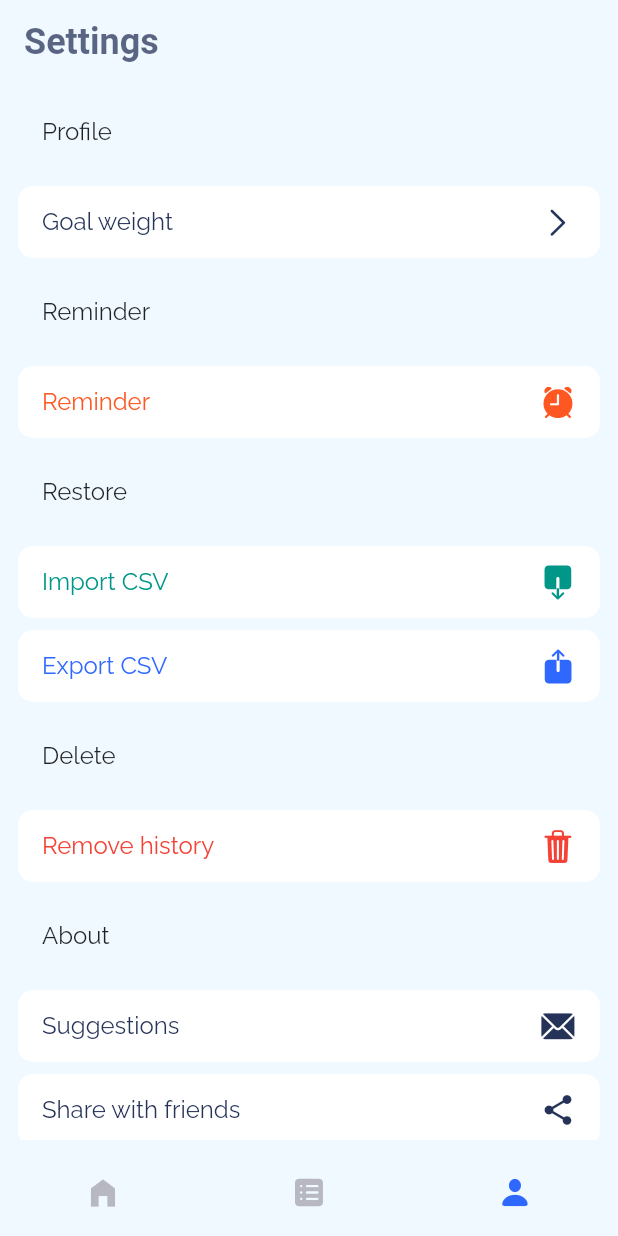
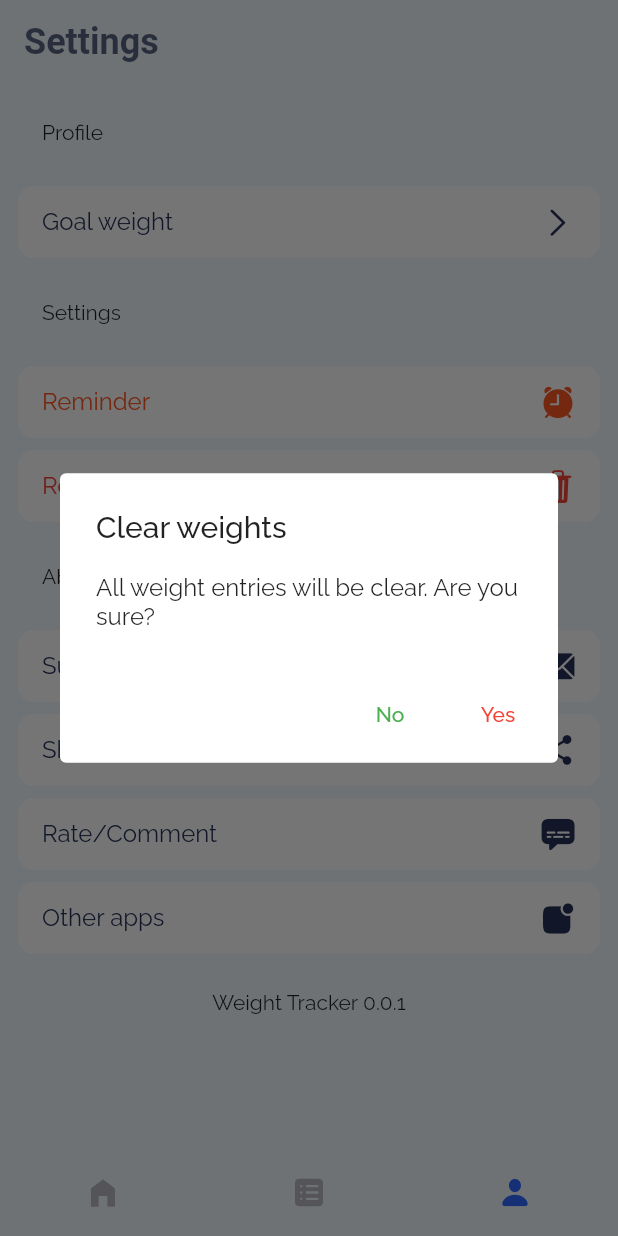
Before and after one commit to hexa-apps/weight, a Flutter app: the screen it shows after launch, item 3 of the bottom bar chosen, after a tap on "Remove history", on a phone screen of 412 x 824 dp. Run offline on Flutter 3.47's test engine with Material 2 defaults, Android fonts, the light colour scheme and no system bars; our stand-ins replace charts_flutter, flutter_spinkit, google_fonts, hive, hive_flutter, sleek_circular_slider; missing offline and left inert: customtogglebuttons; accounts and stored records are empty.

Commit message:
remove history

```diff
--- a/lib/core/services/weights.dart
+++ b/lib/core/services/weights.dart
@@ -9,6 +9,11 @@ void setWeight(String key, String value) async {
 void setGoalWeight(double value) async {
   var box = Hive.box('goal');
   await box.put('goalWeight', value);
+}
+
+void deleteWeights() {
+  var box = Hive.box('weights');
+  box.clear();
 }
 
 Future<List<List>> getWeights(bool isGoal, int time) async {
--- a/lib/pages/seconddesign/home_page.dart
+++ b/lib/pages/seconddesign/home_page.dart
@@ -204,6 +204,8 @@ class _HomePageState extends State<HomePage> {
                       );
                     } else {
                       return Center(
+                        child: Container(
+                          width: MediaQuery.of(context).size.width * 0.75,
                           child: Card(
                             color: Color(0xFF2F68FF).withOpacity(0.75),
                             elevation: 0,
@@ -227,6 +229,7 @@ class _HomePageState extends State<HomePage> {
                                             fromEdit: false, goalWeight: 50),
                                   ))
                                   .then((value) => setState(() {})),
+                            ),
                           ),
                         ),
                       );
--- a/lib/pages/seconddesign/list_page.dart
+++ b/lib/pages/seconddesign/list_page.dart
@@ -149,6 +149,8 @@ class _ListPageState extends State<ListPage> {
                       );
                     } else {
                       return Center(
+                        child: Container(
+                          width: MediaQuery.of(context).size.width * 0.75,
                           child: Card(
                             color: Color(0xFF2F68FF).withOpacity(0.75),
                             elevation: 0,
@@ -174,6 +176,7 @@ class _ListPageState extends State<ListPage> {
                                   .then((value) => setState(() {})),
                             ),
                           ),
+                        ),
                       );
                     }
                   }
--- a/lib/pages/settings_page.dart
+++ b/lib/pages/settings_page.dart
@@ -76,6 +76,7 @@ class _SettingsPageState extends State<SettingsPage> {
               child: ListTile(
                 title: Text(
                   'Profile',
+                  style: TextStyle(fontSize: 14),
                 ),
               ),
             ),
@@ -99,7 +100,10 @@ class _SettingsPageState extends State<SettingsPage> {
               color: Color(0xFFF0F9FF),
               elevation: 0,
               child: ListTile(
-                title: Text('Reminder'),
+                title: Text(
+                  'Settings',
+                  style: TextStyle(fontSize: 14),
+                ),
               ),
             ),
             Card(
@@ -117,54 +121,60 @@ class _SettingsPageState extends State<SettingsPage> {
                 onTap: () => {},
               ),
             ),
-            Card(
-              color: Color(0xFFF0F9FF),
-              elevation: 0,
-              child: ListTile(
-                title: Text('Restore'),
-              ),
-            ),
-            Card(
-              elevation: 0,
-              shape: RoundedRectangleBorder(
-                  borderRadius: BorderRadius.all(Radius.circular(10))),
-              child: ListTile(
-                dense: true,
-                title: Text('Import CSV',
-                    style: TextStyle(color: Colors.teal, fontSize: 16)),
-                trailing: RotatedBox(
-                  quarterTurns: 2,
-                  child: Icon(
-                    CupertinoIcons.share_solid,
-                    color: Colors.teal,
-                  ),
-                ),
-                onTap: () => {},
-              ),
-            ),
-            Card(
-              elevation: 0,
-              // shadowColor: Colors.grey.withOpacity(0.25),
-              shape: RoundedRectangleBorder(
-                  borderRadius: BorderRadius.all(Radius.circular(10))),
-              child: ListTile(
-                dense: true,
-                title: Text('Export CSV',
-                    style: TextStyle(color: Color(0xFF2F68FF), fontSize: 16)),
-                trailing: Icon(
-                  CupertinoIcons.share_solid,
-                  color: Color(0xFF2F68FF),
-                ),
-                onTap: () => {},
-              ),
-            ),
-            Card(
-              color: Color(0xFFF0F9FF),
-              elevation: 0,
-              child: ListTile(
-                title: Text('Delete'),
-              ),
-            ),
+            // Card(
+            //   color: Color(0xFFF0F9FF),
+            //   elevation: 0,
+            //   child: ListTile(
+            //     title: Text(
+            //       'Restore',
+            //       style: TextStyle(fontSize: 14),
+            //     ),
+            //   ),
+            // ),
+            // Card(
+            //   elevation: 0,
+            //   shape: RoundedRectangleBorder(
+            //       borderRadius: BorderRadius.all(Radius.circular(10))),
+            //   child: ListTile(
+            //     dense: true,
+            //     title: Text('Import CSV',
+            //         style: TextStyle(color: Colors.teal, fontSize: 16)),
+            //     trailing: RotatedBox(
+            //       quarterTurns: 2,
+            //       child: Icon(
+            //         CupertinoIcons.share_solid,
+            //         color: Colors.teal,
+            //       ),
+            //     ),
+            //     onTap: () => {},
+            //   ),
+            // ),
+            // Card(
+            //   elevation: 0,
+            //   // shadowColor: Colors.grey.withOpacity(0.25),
+            //   shape: RoundedRectangleBorder(
+            //       borderRadius: BorderRadius.all(Radius.circular(10))),
+            //   child: ListTile(
+            //     dense: true,
+            //     title: Text('Export CSV',
+            //         style: TextStyle(color: Color(0xFF2F68FF), fontSize: 16)),
+            //     trailing: Icon(
+            //       CupertinoIcons.share_solid,
+            //       color: Color(0xFF2F68FF),
+            //     ),
+            //     onTap: () => {},
+            //   ),
+            // ),
+            // Card(
+            //   color: Color(0xFFF0F9FF),
+            //   elevation: 0,
+            //   child: ListTile(
+            //     title: Text(
+            //       'Delete',
+            //       style: TextStyle(fontSize: 14),
+            //     ),
+            //   ),
+            // ),
             Card(
               elevation: 0,
               // shadowColor: Colors.grey.withOpacity(0.25),
@@ -178,7 +188,29 @@ class _SettingsPageState extends State<SettingsPage> {
                   CupertinoIcons.delete_solid,
                   color: Colors.red,
                 ),
-                onTap: () => {},
+                onTap: () => showDialog(
+                    context: context,
+                    builder: (_) => AlertDialog(
+                          title: Text('Clear weights'),
+                          content: Text(
+                              'All weight entries will be clear. Are you sure?'),
+                          actions: [
+                            TextButton(
+                              onPressed: () => Navigator.pop(context),
+                              child: Text('No',
+                                  style: TextStyle(color: Colors.green)),
+                            ),
+                            TextButton(
+                              onPressed: () =>
+                                  {deleteWeights(), Navigator.pop(context)},
+                              child: Text(
+                                'Yes',
+                                style: TextStyle(color: Colors.red),
+                              ),
+                            ),
+                          ],
+                          elevation: 0,
+                        )),
               ),
             ),
             Card(
@@ -187,6 +219,7 @@ class _SettingsPageState extends State<SettingsPage> {
               child: ListTile(
                 title: Text(
                   'About',
+                  style: TextStyle(fontSize: 14),
                 ),
               ),
             ),
```
Lines whose indentation alone changed are shown as unchanged.
